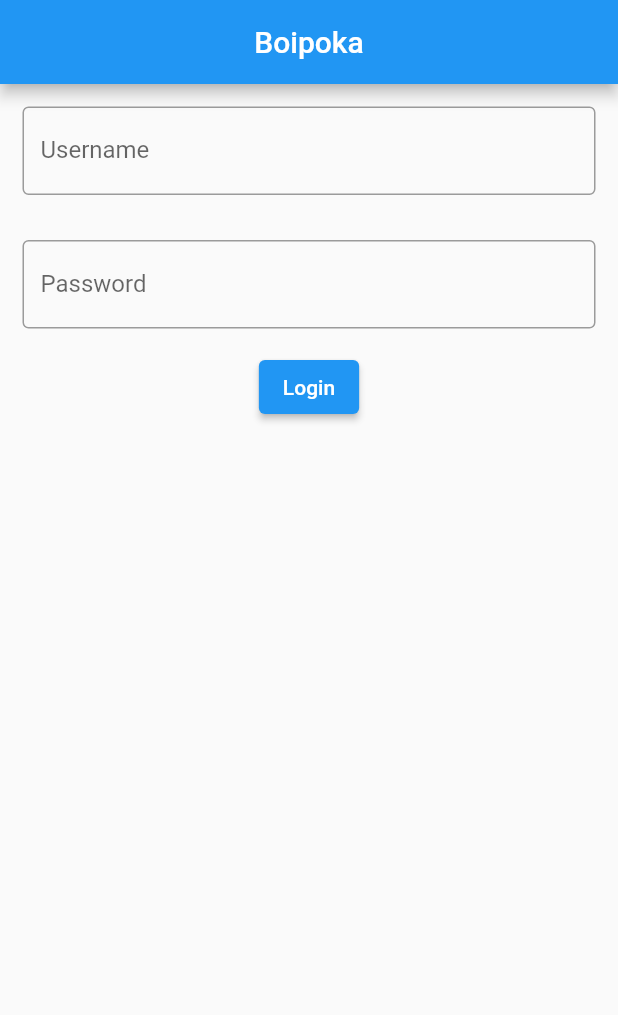
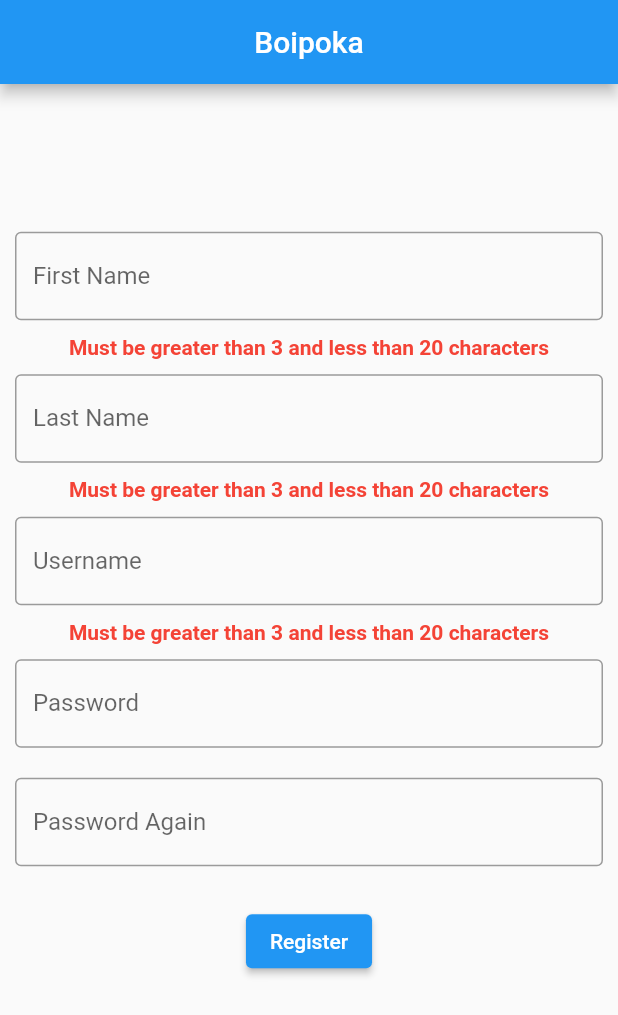
Before and after one commit to ShahriyarHussain/boipoka_mobile, a Flutter app: the screen it shows after launch, on a phone screen of 412 x 824 dp. Shown: the top 1015 px of the screen. Run offline on Flutter 3.47's test engine with Material 2 defaults, Android fonts, the phone set to English and light mode, and no system bars; our stand-ins replace flutter_secure_storage.

Commit message:
Add Register Page

```diff
--- a/lib/auth/login.dart
+++ b/lib/auth/login.dart
@@ -1,4 +1,4 @@
-import 'dart:developer';
+// import 'dart:developer';
 // import 'dart:html';
 import 'package:flutter/material.dart';
 import 'package:flutter_secure_storage/flutter_secure_storage.dart';
--- /dev/null
+++ b/lib/auth/register.dart
@@ -0,0 +1,169 @@
+// import 'dart:html';
+
+import 'dart:developer';
+
+import 'package:flutter/material.dart';
+
+class Register extends StatefulWidget {
+  const Register({Key? key}) : super(key: key);
+
+  @override
+  _RegisterState createState() => _RegisterState();
+}
+
+class _RegisterState extends State<Register> {
+  final _fnameController = TextEditingController();
+  final _lnameController = TextEditingController();
+  final _unameController = TextEditingController();
+  final _password1Controller = TextEditingController();
+  final _password2Controller = TextEditingController();
+
+  var _fname = "";
+  var _lname = "";
+  var _uname = "";
+  var _password1 = "";
+  var _password2 = "";
+
+  final _errorMessages = [
+    "",
+    "",
+    "",
+    "",
+    "",
+  ];
+
+  lengthChecker(String text, int field) {
+    if (text.length < 4 || text.length > 20) {
+      setState(() {
+        _errorMessages[field] =
+            "Must be greater than 3 and less than 20 characters";
+      });
+    } else {
+      setState(() {
+        _errorMessages[field] = "";
+      });
+    }
+  }
+
+  @override
+  Widget build(BuildContext context) {
+    return SingleChildScrollView(
+      child: Column(
+        mainAxisAlignment: MainAxisAlignment.start,
+        children: [
+          Container(
+              margin: const EdgeInsets.all(10),
+              child: TextField(
+                controller: _fnameController,
+                onChanged: lengthChecker(_fnameController.text, 0),
+                decoration: const InputDecoration(
+                  border: OutlineInputBorder(),
+                  hintText: "Enter First Name",
+                  labelText: "First Name",
+                ),
+              )),
+          Text(
+            _errorMessages[0],
+            style:
+                const TextStyle(color: Colors.red, fontWeight: FontWeight.bold),
+          ),
+          Container(
+              margin: const EdgeInsets.all(10),
+              child: TextField(
+                controller: _lnameController,
+                onChanged: lengthChecker(_lnameController.text, 1),
+                decoration: const InputDecoration(
+                  border: OutlineInputBorder(),
+                  hintText: "Enter Last Name",
+                  labelText: "Last Name",
+                ),
+              )),
+          Text(
+            _errorMessages[1],
+            style:
+                const TextStyle(color: Colors.red, fontWeight: FontWeight.bold),
+          ),
+          Container(
+              margin: const EdgeInsets.all(10),
+              child: TextField(
+                controller: _unameController,
+                onChanged: lengthChecker(_unameController.text, 2),
+                decoration: const InputDecoration(
+                  border: OutlineInputBorder(),
+                  hintText: "Enter Username",
+                  labelText: "Username",
+                ),
+              )),
+          Text(
+            _errorMessages[2],
+            style:
+                const TextStyle(color: Colors.red, fontWeight: FontWeight.bold),
+          ),
+          Container(
+              margin: const EdgeInsets.all(10),
+              child: TextField(
+                obscureText: true,
+                controller: _password1Controller,
+                decoration: const InputDecoration(
+                  border: OutlineInputBorder(),
+                  hintText: "Enter a password",
+                  labelText: "Password",
+                ),
+              )),
+          Container(
+              margin: const EdgeInsets.all(10),
+              child: TextField(
+                obscureText: true,
+                controller: _password2Controller,
+                onChanged: (String password) {
+                  if (_password1Controller.text == password) {
+                    setState(() {
+                      _errorMessages[4] = "";
+                    });
+                  } else {
+                    setState(() {
+                      _errorMessages[4] = "Passwords don't match";
+                    });
+                  }
+                },
+                decoration: const InputDecoration(
+                    border: OutlineInputBorder(),
+                    hintText: "Same as previous field",
+                    labelText: "Password Again"),
+              )),
+          Text(
+            _errorMessages[4],
+            style:
+                const TextStyle(color: Colors.red, fontWeight: FontWeight.bold),
+          ),
+          ElevatedButton(
+            onPressed: () {
+              setState(() {
+                _uname = _unameController.text;
+                _fname = _fnameController.text;
+                _lname = _lnameController.text;
+                _password1 = _password1Controller.text;
+                _password2 = _password2Controller.text;
+              });
+            },
+            child: const Text("Register"),
+          ),
+          Container(
+              margin: const EdgeInsets.only(top: 20),
+              child: Text(
+                _fname +
+                    " " +
+                    _lname +
+                    "\n" +
+                    _uname +
+                    "\n" +
+                    _password1 +
+                    " " +
+                    _password2 +
+                    "\n",
+              ))
+        ],
+      ),
+    );
+  }
+}
--- a/lib/main.dart
+++ b/lib/main.dart
@@ -1,6 +1,7 @@
 import 'package:flutter/material.dart';
 import 'community/post_list.dart';
 import 'auth/login.dart';
+import 'auth/register.dart';
 
 void main() {
   runApp(const AppMain());
@@ -19,7 +20,7 @@ class AppMain extends StatelessWidget {
           centerTitle: true,
         ),
         body: const Center(
-          child: Login(),
+          child: Register(),
         ),
       ),
     );
--- a/pubspec.yaml
+++ b/pubspec.yaml
@@ -29,6 +29,7 @@ environment:
 dependencies:
   http: ^0.13.4
   flutter_secure_storage: ^5.0.2
+  html: ^0.15.0
   flutter:
     sdk: flutter
 
```
Also changed, not shown: pubspec.lock.
